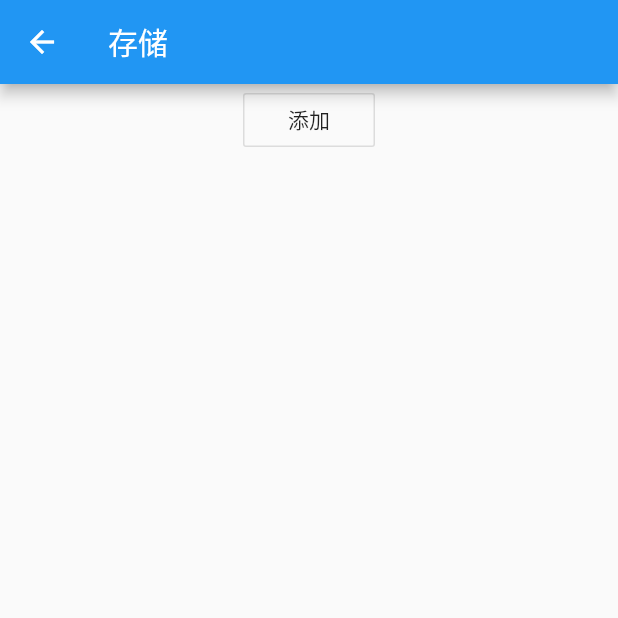
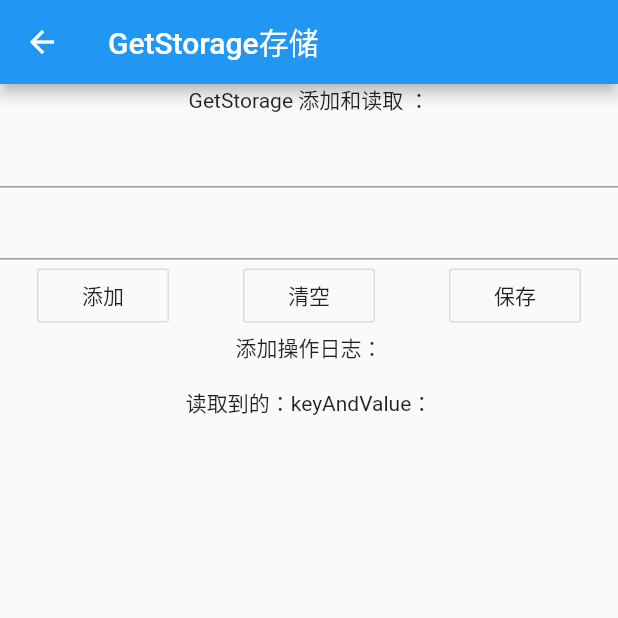
Before and after one commit to ifgyong/flutter-example, a Flutter app: the GetStoreRoute screen opened directly, after a tap on "添加", on a phone screen of 412 x 824 dp, the top half of it. Run offline on Flutter 3.47's test engine with Material 2 defaults, Android fonts, the phone set to English and light mode, and no system bars; our stand-ins replace bloc, dio, equatable, flutter_bloc, flutter_redux, fluttertoast and 6 more; missing offline and left inert: dart:ffi, dart:html, flutter_easyhub, flutter_simple_record_and_player, qr_code_scanner; accounts and stored records are empty.

Commit message:
add get demo detail class

```diff
--- a/lib/tips/get/get_store.dart
+++ b/lib/tips/get/get_store.dart
@@ -1,4 +1,5 @@
 import 'package:flutter/material.dart';
+import 'package:get/get.dart';
 import 'package:get_storage/get_storage.dart';
 
 class GetStoreRoute extends StatefulWidget {
@@ -13,7 +14,7 @@ class _GetStoreState extends State<GetStoreRoute> {
   Widget build(BuildContext context) {
     return Scaffold(
       appBar: AppBar(
-        title: Text('存储'),
+        title: Text('GetStorage存储'),
       ),
       body: _body(),
     );
@@ -23,28 +24,111 @@ class _GetStoreState extends State<GetStoreRoute> {
     return Center(
       child: Column(
         children: [
-          OutlineButton(
-            child: Text('添加'),
-            onPressed: _add,
+          Text('GetStorage 添加和读取 ：'),
+          TextField(
+            controller: c.editK,
+          ),
+          TextField(
+            controller: c.editC,
+          ),
+          Row(
+            children: [
+              OutlineButton(
+                child: Text('添加'),
+                onPressed: c.add,
+              ),
+              OutlineButton(
+                child: Text('清空'),
+                onPressed: c.clearData,
+              ),
+              OutlineButton(
+                child: Text('保存'),
+                onPressed: c.save,
+              ),
+            ],
+            mainAxisAlignment: MainAxisAlignment.spaceAround,
+          ),
+          Text('添加操作日志：'),
+          ObxValue((v) {
+            return Text('${v.value}');
+          }, c.log),
+          Text('读取到的：keyAndValue：'),
+          SizedBox(
+            child: ObxValue((keyAndValue) {
+              return Text('$keyAndValue');
+            }, c.keyAndValue),
+            // alignment: Alignment.center,
+            width: 100,
+            height: 200,
           ),
         ],
       ),
     );
   }
 
-  void _add() async {
-    box.write('key', 'value');
+  @override
+  void initState() {
+    printInfo(info: '${widget.runtimeType}initState');
+    super.initState();
   }
 
+  @override
+  void dispose() {
+    Get.delete<GetStoreController>();
+    super.dispose();
+  }
+
+  final c = Get.put<GetStoreController>(GetStoreController());
+}
+
+class GetStoreController extends GetxController {
+  final log = ''.obs;
+  final editC = TextEditingController();
+  final editK = TextEditingController();
   final box = GetStorage();
+  final boxObx = GetStorage();
+  final keyAndValue = ''.obs;
+
+  void add() async {
+    if (editK.text.isNotEmpty) {
+      box.write('${editK.text}', '${editC.text}');
+    }
+  }
 
   @override
-  void initState() {
+  void onInit() {
     GetStorage.init();
 
+    printInfo(info: 'GetStoreController init');
+
+    /// 监听固定的 key
     box.listenKey('key', (v) {
-      print('key:$v');
+      // print('key:$v');
+      log.value = log.value + 'key->$v \n';
     });
-    super.initState();
+
+    /// 监听变动
+    /// 可以每次变动去监测所有数据
+    box.listen(() {
+      var changeStr = box.changes.toString();
+
+      var value = '';
+
+      box.getKeys<Iterable<String>>().forEach((element) {
+        value += value + 'key:$element' + "value:" + boxObx.read(element).toString() + '\n';
+      });
+      keyAndValue.value = value;
+      log.value = log.value + '$changeStr \n';
+    });
+    super.onInit();
+  }
+
+  void clearData() {
+    log.value = '';
+    box.erase();
+  }
+
+  void save() {
+    box.save();
   }
 }
```
Also changed, not shown: lib/tips/get/get_list_page.dart (+0 -9 lines), img/get_all.gif (added), img/get_guanxi.png (added), 5 other files.
